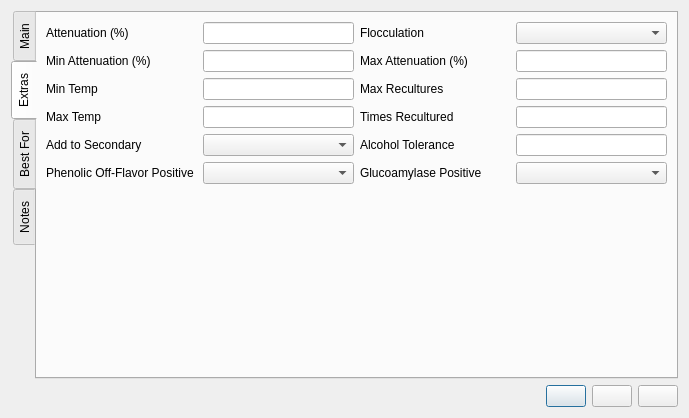
The window that ui/yeastEditor.ui (Brewken/brewken) describes before a commit, drawn with Qt 5.
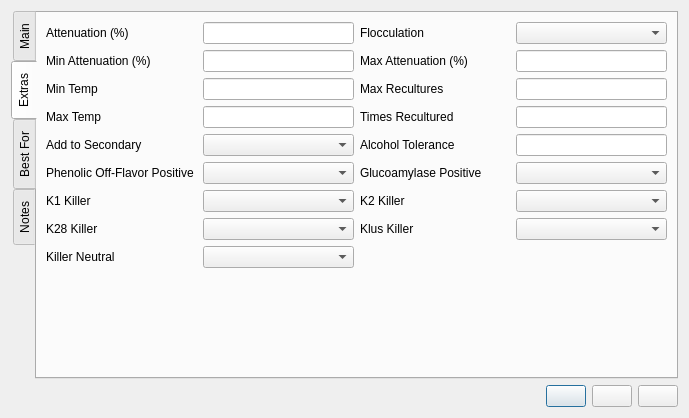
The same window after the commit. The open tabs and pages were chosen to show the change. Icons and pictures are not drawn. Custom widgets are drawn as their Qt base class.

Commit message: BeerJSON for Yeast - done

```diff
--- a/ui/yeastEditor.ui
+++ b/ui/yeastEditor.ui
@@ -470,6 +470,76 @@
          </property>
         </widget>
        </item>
+       <item row="6" column="0">
+        <widget class="QLabel" name="label_killerProducingK1Toxin">
+         <property name="text">
+          <string>K1 Killer</string>
+         </property>
+        </widget>
+       </item>
+       <item row="6" column="1">
+        <widget class="BtBoolComboBox" name="boolCombo_killerProducingK1Toxin">
+         <property name="toolTip">
+          <string>Produces K1 killer toxin</string>
+         </property>
+        </widget>
+       </item>
+       <item row="6" column="2">
+        <widget class="QLabel" name="label_killerProducingK2Toxin">
+         <property name="text">
+          <string>K2 Killer</string>
+         </property>
+        </widget>
+       </item>
+       <item row="6" column="3">
+        <widget class="BtBoolComboBox" name="boolCombo_killerProducingK2Toxin">
+         <property name="toolTip">
+          <string>Produces K2 killer toxin</string>
+         </property>
+        </widget>
+       </item>
+       <item row="7" column="0">
+        <widget class="QLabel" name="label_killerProducingK28Toxin">
+         <property name="text">
+          <string>K28 Killer</string>
+         </property>
+        </widget>
+       </item>
+       <item row="7" column="1">
+        <widget class="BtBoolComboBox" name="boolCombo_killerProducingK28Toxin">
+         <property name="toolTip">
+          <string>Produces K28 killer toxin</string>
+         </property>
+        </widget>
+       </item>
+       <item row="7" column="2">
+        <widget class="QLabel" name="label_killerProducingKlusToxin">
+         <property name="text">
+          <string>Klus Killer</string>
+         </property>
+        </widget>
+       </item>
+       <item row="7" column="3">
+        <widget class="BtBoolComboBox" name="boolCombo_killerProducingKlusToxin">
+         <property name="toolTip">
+          <string>Produces Klus killer toxin</string>
+         </property>
+        </widget>
+       </item>
+       <item row="8" column="0">
+        <widget class="QLabel" name="label_killerNeutral">
+         <property name="text">
+          <string>Killer Neutral</string>
+         </property>
+        </widget>
+       </item>
+       <item row="8" column="1">
+        <widget class="BtBoolComboBox" name="boolCombo_killerNeutral">
+         <property name="toolTip">
+          <string>Neutral strains do not produce toxins, nor are they killed by them</string>
+         </property>
+        </widget>
+       </item>
 
        <item row="9" column="1">
         <spacer name="verticalSpacer_2">
```
Left out of the diff: 1 changed line with no effect on the pictures. The commit also changes 3 other files.
